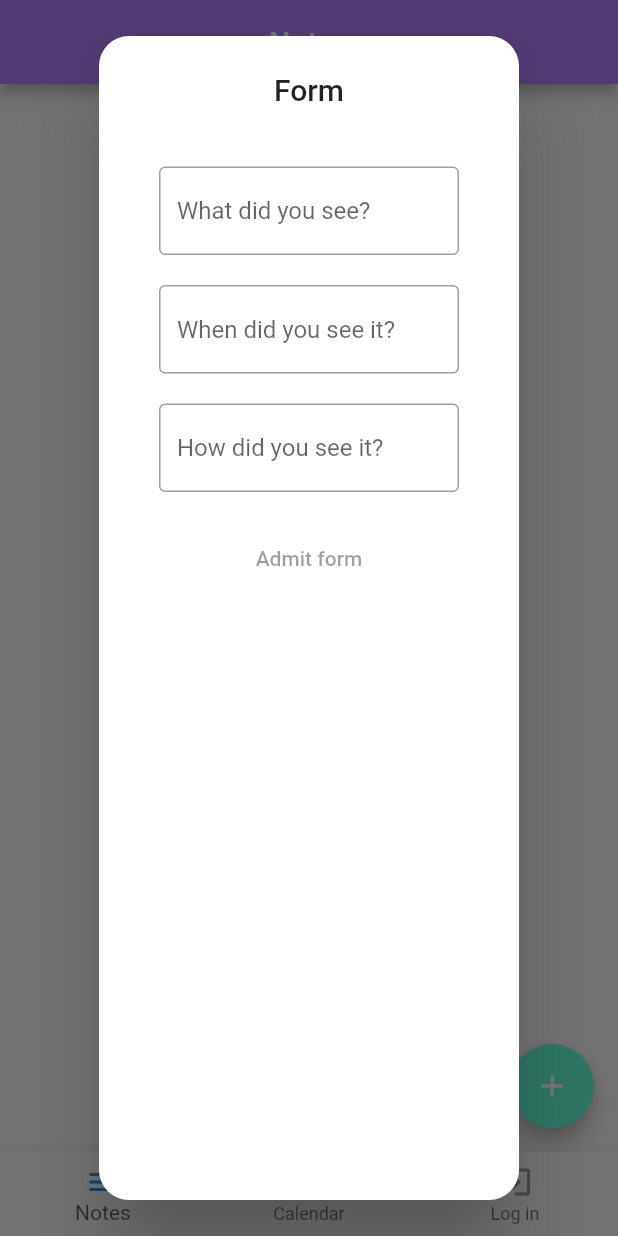
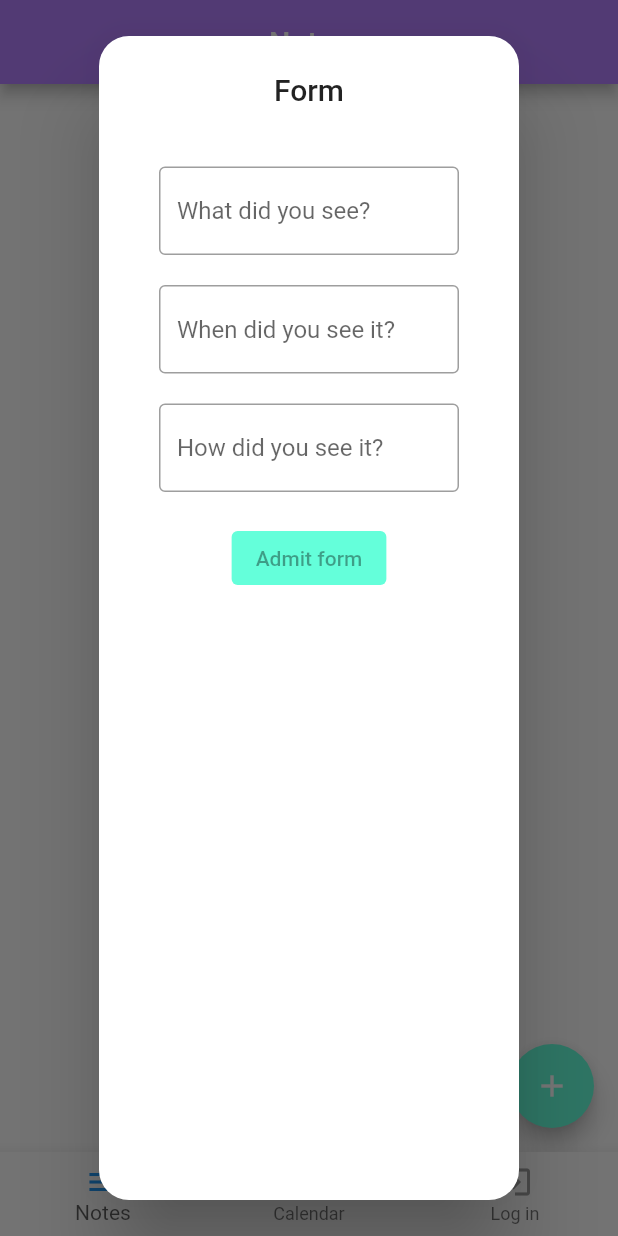
Before and after one commit to aleksandrapacia/star_calendar, a Flutter app: the screen it shows after launch, after a tap on the "add" icon, on a phone screen of 412 x 824 dp. Run offline on Flutter 3.47's test engine with Material 2 defaults, Android fonts, the phone set to English and light mode, and no system bars.

Commit message:
changed button color

```diff
--- a/lib/pages/notes_page.dart
+++ b/lib/pages/notes_page.dart
@@ -1,6 +1,7 @@
-// ignore_for_file: prefer_const_constructors, prefer_const_literals_to_create_immutables
+// ignore_for_file: prefer_const_constructors, prefer_const_literals_to_create_immutables, unnecessary_const
 
 import 'package:flutter/material.dart';
+import 'package:star_calendar/main.dart';
 
 //TODO: create data base for each text field and store it
 //TODO: how to store it?
@@ -50,9 +51,17 @@ class _NotesPageState extends State<NotesPage> {
                                       hintText: 'How did you see it?'))),
                           const Padding(
                               padding: EdgeInsets.all(10),
-                              child: TextButton(
+                              //TODO: style button
+                              child: ElevatedButton(
                                 onPressed: null,
-                                child: const Text("Admit form"),
+                                style: const ButtonStyle(
+                                    backgroundColor:
+                                        MaterialStatePropertyAll<Color>(
+                                            Colors.tealAccent)),
+                                child: Text(
+                                  "Admit form",
+                                  selectionColor: Colors.amber,
+                                ),
                               ))
                         ],
                       )),
```
